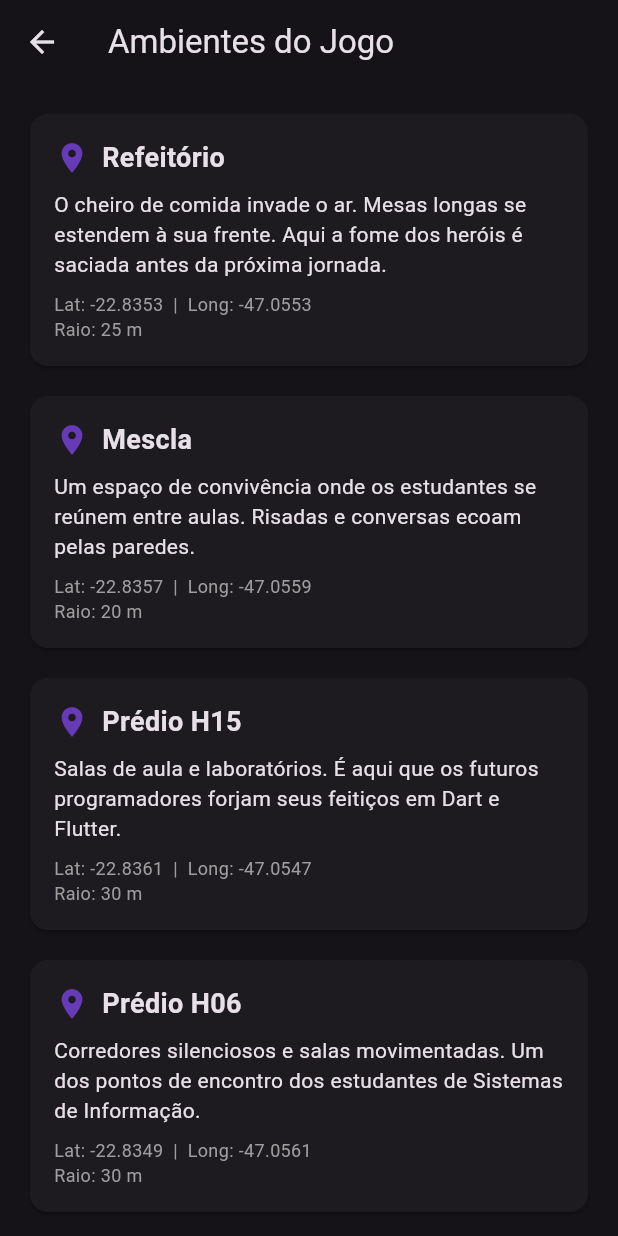
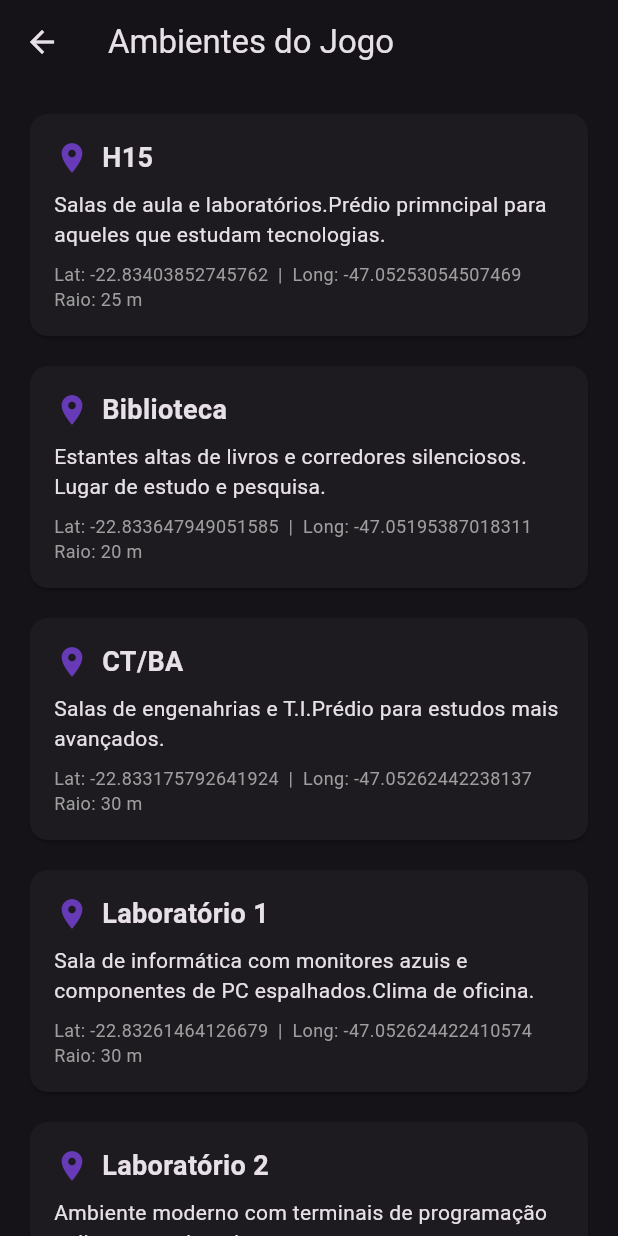
Before and after one commit to naylaizismendes/PI_3_0102_05, a Flutter app: the AmbientesScreen screen opened directly, on a phone screen of 412 x 824 dp. Run offline on Flutter 3.47's test engine with Material 3 defaults, Android fonts, the phone set to English and light mode, and no system bars; our stand-ins replace geolocator.

Commit message:
ambiente.mock/ambiente.dart
Isntanciado  no mock os ambiente que serão utilizados no jogo com os dados do GPS. E a criação de classes de ambiente no ambiente.dart

```diff
--- a/lib/data/ambientes_mock.dart
+++ b/lib/data/ambientes_mock.dart
@@ -1,61 +1,59 @@
 import '../models/ambiente.dart';
 
-/// Lista estática (mock) dos ambientes do Campus I da PUC-Campinas.
-///
-/// Para a Sprint 1 usamos dados fixos em memória. Na Sprint 2 essa lista
-/// será substituída por dados vindos de uma API REST / banco de dados.
-///
-/// ATENÇÃO: As coordenadas abaixo são aproximadas e devem ser ajustadas
-/// pela equipe com medições reais feitas no campus.
 const List<Ambiente> ambientesMock = [
   Ambiente(
-    id: 'refeitorio',
-    nome: 'Refeitório',
-    descricao:
-        'O cheiro de comida invade o ar. Mesas longas se estendem à sua '
-        'frente. Aqui a fome dos heróis é saciada antes da próxima jornada.',
-    latitude: -22.8353,
-    longitude: -47.0553,
+    id: 'h15',
+    nome: 'H15',
+    descricao: 'Salas de aula e laboratórios.'
+        'Prédio primncipal para aqueles que estudam tecnologias.',
+    latitude: -22.83403852745762,
+    longitude: -47.05253054507469,
     raioMetros: 25,
   ),
   Ambiente(
-    id: 'mescla',
-    nome: 'Mescla',
-    descricao:
-        'Um espaço de convivência onde os estudantes se reúnem entre aulas. '
-        'Risadas e conversas ecoam pelas paredes.',
-    latitude: -22.8357,
-    longitude: -47.0559,
+    id: 'biblioteca',
+    nome: 'Biblioteca',
+    descricao: 'Estantes altas de livros e corredores silenciosos. '
+        'Lugar de estudo e pesquisa.',
+    latitude: -22.833647949051585,
+    longitude: -47.05195387018311,
     raioMetros: 20,
   ),
   Ambiente(
-    id: 'h15',
-    nome: 'Prédio H15',
-    descricao:
-        'Salas de aula e laboratórios. É aqui que os futuros '
-        'programadores forjam seus feitiços em Dart e Flutter.',
-    latitude: -22.8361,
-    longitude: -47.0547,
+    id: 'cta_ba',
+    nome: 'CT/BA',
+    descricao: 'Salas de engenahrias e T.I.'
+        'Prédio para estudos mais avançados.',
+    latitude: -22.833175792641924,
+    longitude: -47.05262442238137,
     raioMetros: 30,
   ),
   Ambiente(
-    id: 'h06',
-    nome: 'Prédio H06',
+    id: 'lab_1',
+    nome: 'Laboratório 1',
     descricao:
-        'Corredores silenciosos e salas movimentadas. Um dos pontos de '
-        'encontro dos estudantes de Sistemas de Informação.',
-    latitude: -22.8349,
-    longitude: -47.0561,
+        'Sala de informática com monitores azuis e componentes de PC espalhados.'
+        'Clima de oficina.',
+    latitude: -22.83261464126679,
+    longitude: -47.052624422410574,
     raioMetros: 30,
   ),
   Ambiente(
-    id: 'biblioteca_manacas',
-    nome: 'Biblioteca Manacás',
+    id: 'lab_2',
+    nome: 'Laboratório 2',
     descricao:
-        'Estantes repletas de conhecimento milenar. O silêncio é regra e '
-        'cada livro pode conter a próxima pista da sua aventura.',
-    latitude: -22.8345,
-    longitude: -47.0555,
+        'Ambiente moderno com terminais de programação e diagramas de rede. ',
+    latitude: -22.832641833677098,
+    longitude: -47.0528980077,
+    raioMetros: 35,
+  ),
+  Ambiente(
+    id: 'auditorio',
+    nome: 'Auditório',
+    descricao:
+        'Palco imponente com iluminação focada. Clima de julgamento solene. ',
+    latitude: -22.833144825588214,
+    longitude: -47.053164815129875,
     raioMetros: 35,
   ),
 ];
```
Also changed, not shown: pubspec.lock (deleted).
